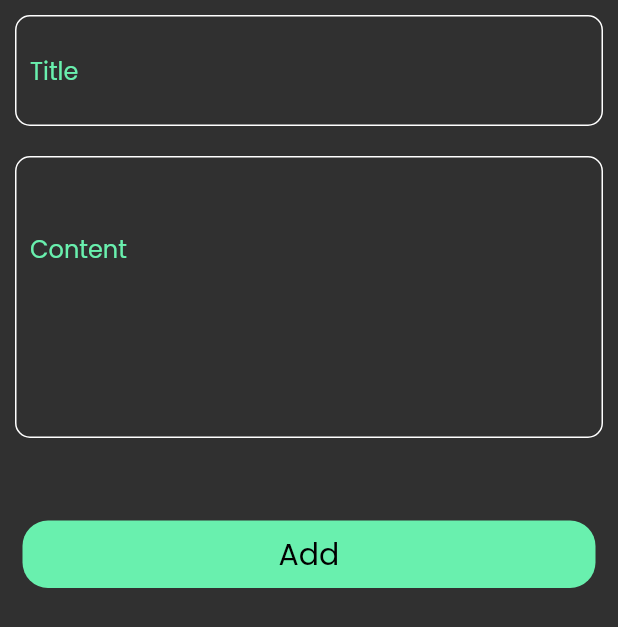
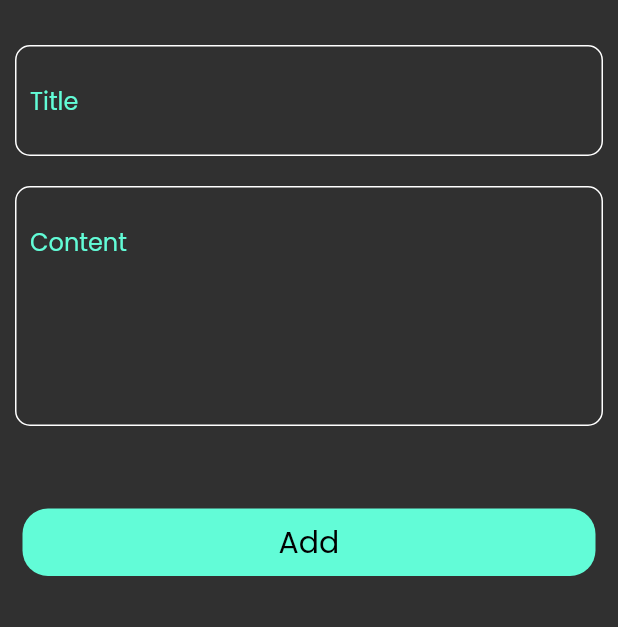
Before and after one commit to PhilopateerMoheb1/NotesApp, a Flutter app: the AddNoteBottomSheetWidget widget shown alone on an empty page, opened directly, on a phone screen of 412 x 824 dp. Shown: the top 627 px of the screen. Run offline on Flutter 3.47's test engine with Material 2 defaults, Android fonts, the phone set to English and light mode, and no system bars; our stand-ins replace font_awesome_flutter; missing offline and left inert: dart:ffi.

Commit message:
Feat:Custom Text Field

```diff
--- a/lib/Widgets/AddNoteBottomSheet.dart
+++ b/lib/Widgets/AddNoteBottomSheet.dart
@@ -2,96 +2,46 @@ import 'dart:ffi';
 
 import 'package:flutter/material.dart';
 import 'package:notesapp/Widgets/CustomWideButton.dart';
+
+import '../constants.dart';
+import 'CustomTextFieldBottom.dart';
 
 class AddNoteBottomSheetWidget extends StatelessWidget {
   const AddNoteBottomSheetWidget({super.key});
 
   @override
   Widget build(BuildContext context) {
+    InputDecoration inputDecoration = InputDecoration(
+      contentPadding: const EdgeInsets.only(
+        left: 10,
+        top: 50,
+        bottom: 50,
+      ),
+      focusedBorder: buildBorder(kprimayColor),
+      enabledBorder: buildBorder(),
+      border: buildBorder(),
+      hintText: "Content",
+      hintStyle: const TextStyle(
+        color: Colors.greenAccent,
+      ),
+    );
     return Column(
       children: [
+        const SizedBox(
+          height: 20,
+        ),
         const Padding(
           padding: EdgeInsets.all(10.0),
-          child: TextField(
-            decoration: InputDecoration(
-              contentPadding: EdgeInsets.only(
-                left: 10,
-                top: 25,
-                bottom: 25,
-              ),
-              focusedBorder: OutlineInputBorder(
-                borderSide: BorderSide(
-                  color: Colors.white,
-                ),
-                borderRadius: BorderRadius.all(
-                  Radius.circular(10),
-                ),
-              ),
-              enabledBorder: OutlineInputBorder(
-                borderSide: BorderSide(
-                  color: Colors.white,
-                ),
-                borderRadius: BorderRadius.all(
-                  Radius.circular(10),
-                ),
-              ),
-              border: OutlineInputBorder(
-                borderSide: BorderSide(
-                  color: Colors.white,
-                ),
-                borderRadius: BorderRadius.all(
-                  Radius.circular(10),
-                ),
-              ),
-              hintText: "Title",
-              hintStyle: TextStyle(
-                color: Colors.greenAccent,
-              ),
-            ),
-            style: TextStyle(
-              color: Colors.lightBlue,
-            ),
+          child: CustomTextFieldBottomSheet(
+            hintText: "Title",
+            maxLines: 1,
           ),
         ),
         const Padding(
           padding: EdgeInsets.all(10.0),
-          child: TextField(
-            maxLines: 4,
-            decoration: InputDecoration(
-              contentPadding: EdgeInsets.only(
-                left: 10,
-                top: 50,
-                bottom: 50,
-              ),
-              focusedBorder: OutlineInputBorder(
-                borderSide: BorderSide(
-                  color: Colors.white,
-                ),
-                borderRadius: BorderRadius.all(
-                  Radius.circular(10),
-                ),
-              ),
-              enabledBorder: OutlineInputBorder(
-                borderSide: BorderSide(
-                  color: Colors.white,
-                ),
-                borderRadius: BorderRadius.all(
-                  Radius.circular(10),
-                ),
-              ),
-              border: OutlineInputBorder(
-                borderSide: BorderSide(
-                  color: Colors.white,
-                ),
-                borderRadius: BorderRadius.all(
-                  Radius.circular(10),
-                ),
-              ),
-              hintText: "Content",
-              hintStyle: TextStyle(
-                color: Colors.greenAccent,
-              ),
-            ),
+          child: CustomTextFieldBottomSheet(
+            hintText: "Content",
+            maxLines: 5,
           ),
         ),
         const SizedBox(
@@ -99,9 +49,20 @@ class AddNoteBottomSheetWidget extends StatelessWidget {
         ),
         CustomWideButton(
           buttonText: "Add",
-          backgroundColorButton: Colors.greenAccent,
+          backgroundColorButton: kprimayColor,
         )
       ],
     );
   }
 }
+
+OutlineInputBorder buildBorder([color]) {
+  return OutlineInputBorder(
+    borderSide: BorderSide(
+      color: color ?? Colors.white,
+    ),
+    borderRadius: const BorderRadius.all(
+      Radius.circular(10),
+    ),
+  );
+}
--- /dev/null
+++ b/lib/Widgets/CustomTextFieldBottom.dart
@@ -0,0 +1,42 @@
+import 'dart:math';
+
+import 'package:flutter/cupertino.dart';
+import 'package:flutter/material.dart';
+import 'package:notesapp/Widgets/AddNoteBottomSheet.dart';
+
+import '../constants.dart';
+
+class CustomTextFieldBottomSheet extends StatelessWidget {
+  const CustomTextFieldBottomSheet({
+    super.key,
+    this.hintText,
+    this.maxLines = 1,
+  });
+  final String? hintText;
+  final int? maxLines;
+
+  @override
+  Widget build(BuildContext context) {
+    return TextField(
+      textAlignVertical: TextAlignVertical.bottom,
+      maxLines: maxLines,
+      decoration: InputDecoration(
+        contentPadding: const EdgeInsets.only(
+          left: 10,
+          top: 25,
+          bottom: 25,
+        ),
+        focusedBorder: buildBorder(kprimayColor),
+        enabledBorder: buildBorder(),
+        border: buildBorder(),
+        hintText: hintText ?? " ",
+        hintStyle: const TextStyle(
+          color: kprimayColor,
+        ),
+      ),
+      style: const TextStyle(
+        color: kprimayColor,
+      ),
+    );
+  }
+}
--- /dev/null
+++ b/lib/constants.dart
@@ -0,0 +1,3 @@
+import 'dart:ui';
+
+const Color kprimayColor = Color(0xff62fcd7);
```
